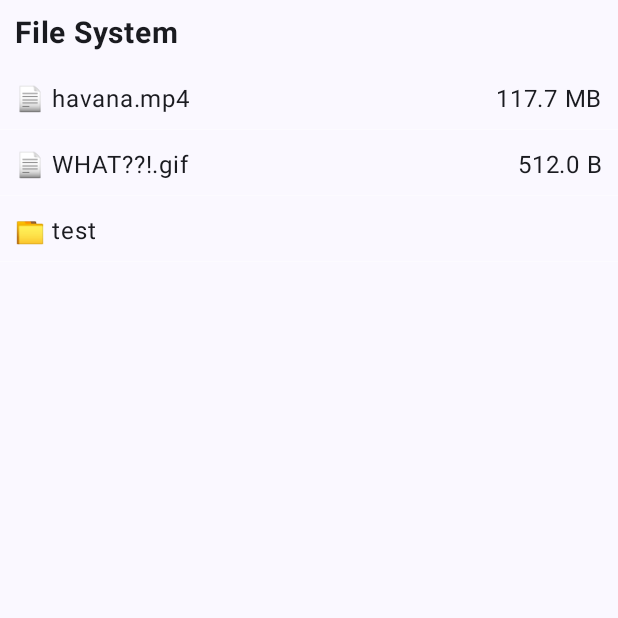
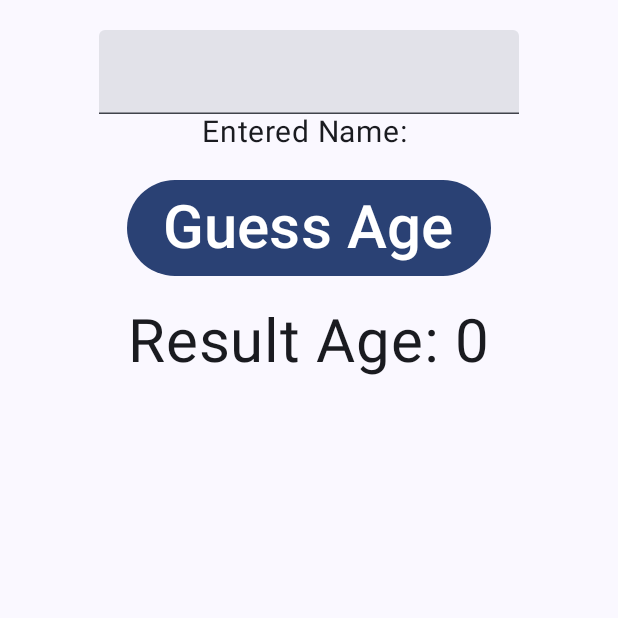
Before and after one commit to immodi/NativeStorageClient, an Android app built with Jetpack Compose: the screen it shows after launch (MainActivity), on a phone screen of 412 x 824 dp, the top half of it. Run offline under Robolectric (Android 15) with nearby library versions, the light colour scheme and no system bars.

Commit message:
third commit

```diff
--- a/app/src/main/AndroidManifest.xml
+++ b/app/src/main/AndroidManifest.xml
@@ -1,6 +1,9 @@
 <?xml version="1.0" encoding="utf-8"?>
 <manifest xmlns:android="http://schemas.android.com/apk/res/android"
     xmlns:tools="http://schemas.android.com/tools" >
+
+    <uses-permission android:name="android.permission.INTERNET" />
+    <uses-permission android:name="android.permission.ACCESS_NETWORK_STATE" />
 
     <application
         android:allowBackup="true"
--- a/app/src/main/java/com/client/storageclient/MainActivity.kt
+++ b/app/src/main/java/com/client/storageclient/MainActivity.kt
@@ -14,6 +14,7 @@ import com.client.storageclient.composables.FileCard
 import com.client.storageclient.composables.FilesList
 import com.client.storageclient.filesystem.File
 import com.client.storageclient.filesystem.Folder
+import com.client.storageclient.filesystem.api.SearchByName
 import com.client.storageclient.navigation.Navigation
 import com.client.storageclient.ui.theme.StorageClientTheme
 
@@ -28,7 +29,8 @@ class MainActivity : ComponentActivity() {
                     color = MaterialTheme.colorScheme.background
                 ) {
                     val navController = rememberNavController()
-                    Navigation(navController = navController)
+//                    Navigation(navController = navController)
+                    SearchByName()
                 }
             }
         }
--- /dev/null
+++ b/app/src/main/java/com/client/storageclient/filesystem/api/AgeApi.kt
@@ -0,0 +1,17 @@
+package com.client.storageclient.filesystem.api
+
+import retrofit2.Call
+import retrofit2.http.GET
+import retrofit2.http.Headers
+import retrofit2.http.Query
+
+interface AgeApi {
+    @Headers(
+        "Accept: application/json"
+    )
+
+    @GET("/")
+    abstract fun getAgeByName(
+        @Query("name") name: String
+    ): Call<AgeModel?>?
+}
--- /dev/null
+++ b/app/src/main/java/com/client/storageclient/filesystem/api/TestApiComposable.kt
@@ -0,0 +1,81 @@
+package com.client.storageclient.filesystem.api
+
+import androidx.compose.foundation.layout.Arrangement
+import androidx.compose.foundation.layout.Column
+import androidx.compose.foundation.layout.Spacer
+import androidx.compose.foundation.layout.fillMaxSize
+import androidx.compose.foundation.layout.height
+import androidx.compose.foundation.layout.padding
+import androidx.compose.foundation.layout.size
+import androidx.compose.material3.Button
+import androidx.compose.material3.CircularProgressIndicator
+import androidx.compose.material3.Text
+import androidx.compose.material3.TextField
+import androidx.compose.runtime.Composable
+import androidx.compose.runtime.mutableIntStateOf
+import androidx.compose.runtime.mutableStateOf
+import androidx.compose.runtime.remember
+import androidx.compose.ui.Alignment
+import androidx.compose.ui.Modifier
+import androidx.compose.ui.graphics.Color
+import androidx.compose.ui.text.TextStyle
+import androidx.compose.ui.unit.dp
+import androidx.compose.ui.unit.sp
+
+@Composable
+fun SearchByName() {
+    Column (
+        modifier = Modifier
+            .fillMaxSize()
+            .padding(20.dp),
+        verticalArrangement = Arrangement.Top,
+        horizontalAlignment = Alignment.CenterHorizontally
+    ) {
+        val nameState = remember {
+            mutableStateOf("")
+        }
+
+        val ageState = remember {
+             mutableIntStateOf(0)
+        }
+
+        val progressState = remember {
+            mutableStateOf(false)
+        }
+
+
+        TextField (
+            value = nameState.value,
+            onValueChange = { nameState.value = it },
+            textStyle = TextStyle(
+                fontSize = 20.sp
+            )
+        )
+
+        Text(text = "Entered Name: " + nameState.value, fontSize = 20.sp)
+
+        Spacer(modifier = Modifier.height(20.dp))
+
+        Button(onClick = {
+            sendRequest(nameState, ageState, progressState)
+        }) {
+            Text(text = "Guess Age", fontSize = 40.sp)
+        }
+
+        Spacer(modifier = Modifier.height(20.dp))
+
+        if (progressState.value) {
+            CircularProgressIndicator(
+                modifier = Modifier
+                    .size(80.dp),
+                color = Color.Magenta,
+                strokeWidth = 10.dp
+            )
+        } else {
+            Text(
+                text = "Result Age: " + ageState.intValue,
+                fontSize = 40.sp
+            )
+        }
+    }
+}
--- a/gradle/libs.versions.toml
+++ b/gradle/libs.versions.toml
@@ -9,6 +9,8 @@ lifecycleRuntimeKtx = "2.7.0"
 activityCompose = "1.9.0"
 composeBom = "2023.08.00"
 navigationCompose = "2.7.7"
+retrofit2 = "2.11.0"
+runtimeLivedata = "1.6.7"
 
 [libraries]
 androidx-core-ktx = { group = "androidx.core", name = "core-ktx", version.ref = "coreKtx" }
@@ -26,6 +28,9 @@ androidx-ui-test-manifest = { group = "androidx.compose.ui", name = "ui-test-man
 androidx-ui-test-junit4 = { group = "androidx.compose.ui", name = "ui-test-junit4" }
 androidx-material3 = { group = "androidx.compose.material3", name = "material3" }
 androidx-navigation-compose = { group = "androidx.navigation", name = "navigation-compose", version.ref = "navigationCompose" }
+retrofit-base = { group = "com.squareup.retrofit2", name = "retrofit", version.ref = "retrofit2" }
+retrofit-converter = { group = "com.squareup.retrofit2", name = "converter-gson", version.ref = "retrofit2" }
+androidx-runtime-livedata = { group = "androidx.compose.runtime", name = "runtime-livedata", version.ref = "runtimeLivedata" }
 
 [plugins]
 androidApplication = { id = "com.android.application", version.ref = "agp" }
```
Also changed, not shown: app/build.gradle.kts (+6 -1 lines), app/src/main/java/com/client/storageclient/filesystem/api/AgeModel.kt (added, +7 -0 lines), app/src/main/java/com/client/storageclient/filesystem/api/NetworkModule.kt (added, +43 -0 lines).
